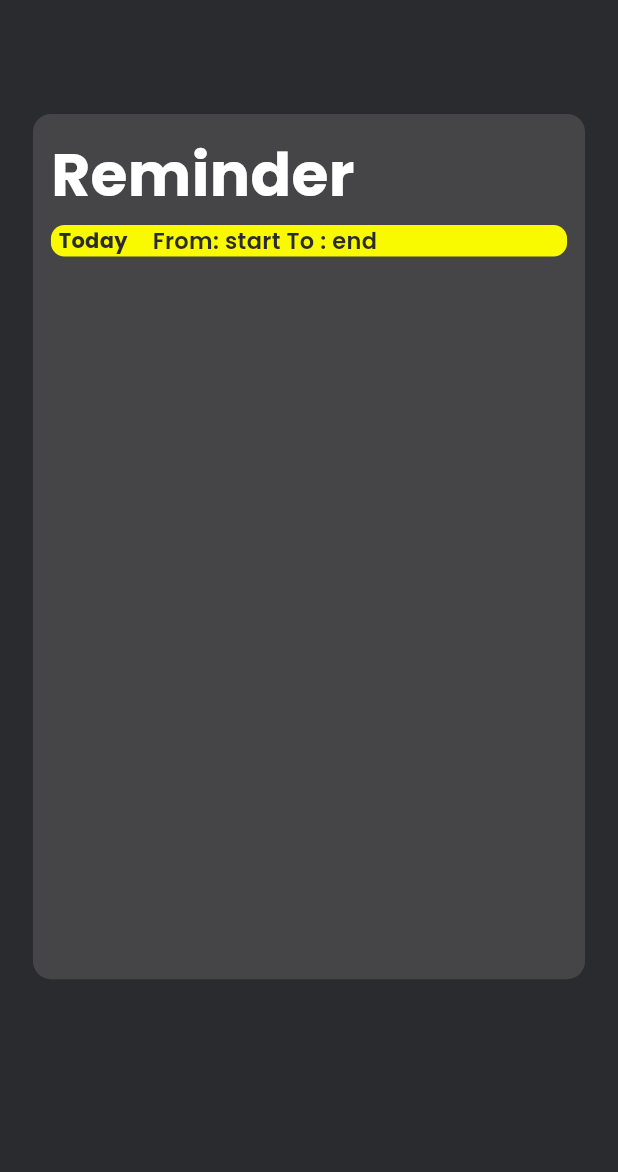
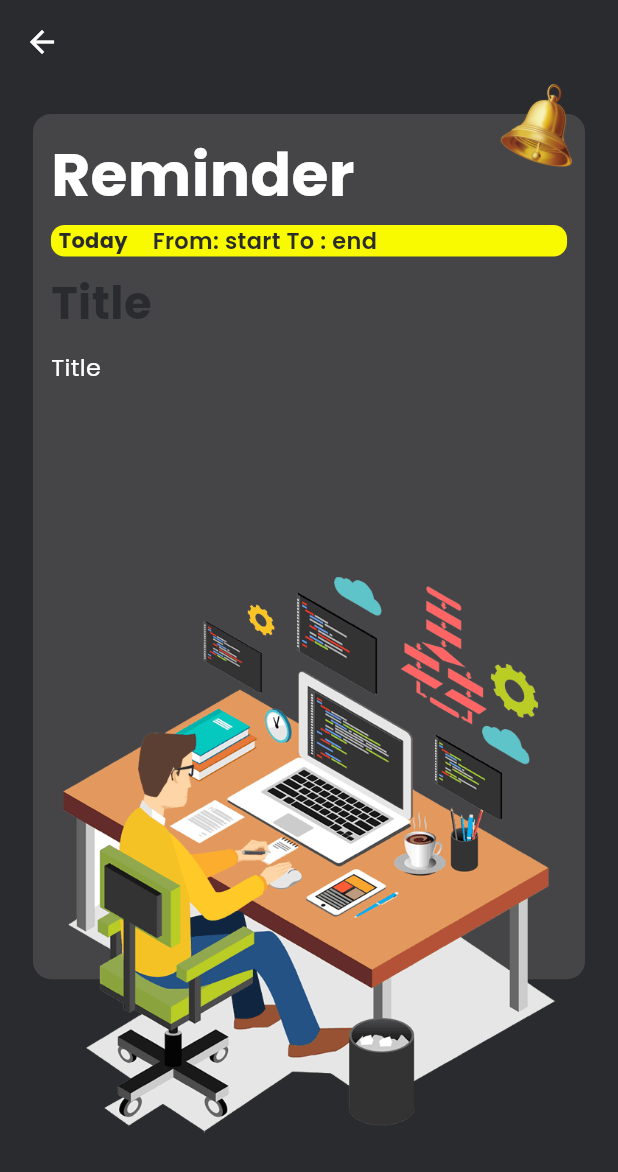
Before and after one commit to MuhdDin/task_management, a Flutter app: the NotificationsPage screen opened directly, on a phone screen of 412 x 824 dp. Shown: the top 1172 px of the screen. Run offline on Flutter 3.47's test engine with Material 3 defaults, Android fonts, the phone set to English and light mode, and no system bars; drawn by our look-alikes of dynamic_color; our stand-ins replace country_picker, firebase_auth, firebase_core, flutter_datetime_picker_plus, flutter_local_notifications, flutter_riverpod and 10 more; accounts and stored records are empty; generated files the repository leaves out were written again.

Commit message:
sixth commit

```diff
--- a/lib/features/auth/pages/login_page.dart
+++ b/lib/features/auth/pages/login_page.dart
@@ -8,7 +8,7 @@ import 'package:task_manager/common/widget/custom_otn_btn.dart';
 import 'package:task_manager/common/widget/custom_text.dart';
 import 'package:task_manager/common/widget/heighspacer.dart';
 import 'package:task_manager/common/widget/reusable_text.dart';
-import 'package:task_manager/common/widget/showDialog.dart';
+import 'package:task_manager/common/widget/show_dialog.dart';
 import 'package:task_manager/features/auth/controllers/auth_controller.dart';
 import 'package:task_manager/features/auth/controllers/code_provider.dart';
 
--- a/lib/features/auth/repository/auth_repository.dart
+++ b/lib/features/auth/repository/auth_repository.dart
@@ -3,7 +3,7 @@ import 'package:flutter/material.dart';
 import 'package:hooks_riverpod/hooks_riverpod.dart';
 import 'package:task_manager/common/helpers/db_helper.dart';
 import 'package:task_manager/common/routes/routes.dart';
-import 'package:task_manager/common/widget/showDialog.dart';
+import 'package:task_manager/common/widget/show_dialog.dart';
 
 final authRepositoryProvider = Provider((ref) {
   return AuthRepository(auth: FirebaseAuth.instance);
@@ -38,14 +38,12 @@ class AuthRepository {
     required String phone,
   }) async {
     try {
-      print("errr1, $phone");
       await auth.verifyPhoneNumber(
           phoneNumber: phone,
           verificationCompleted: (PhoneAuthCredential credential) async {
             await auth.signInWithCredential(credential);
           },
           verificationFailed: (e) {
-            print("errr333, $e");
             showAlertDialog(context: context, message: e.toString());
           },
           codeSent: (smsCodeId, resendCodeId) {
--- a/lib/features/todo/pages/view_notes.dart
+++ b/lib/features/todo/pages/view_notes.dart
@@ -42,10 +42,10 @@ class NotificationsPage extends StatelessWidget {
                         text: "Reminder",
                         style: appstyle(40, AppConst.kLight, FontWeight.bold),
                       ),
-                      HeightSpacer(hieght: 5),
+                      const HeightSpacer(hieght: 5),
                       Container(
                         width: AppConst.kWidth,
-                          padding: EdgeInsets.only(left: 5),
+                        padding: const EdgeInsets.only(left: 5),
                         decoration: BoxDecoration(
                           color: AppConst.kYellow,
                           borderRadius: BorderRadius.all(
@@ -60,19 +60,51 @@ class NotificationsPage extends StatelessWidget {
                               style: appstyle(
                                   14, AppConst.kBkDark, FontWeight.bold),
                             ),
-                              WidthSpacer(wydth: 15),
+                            const WidthSpacer(wydth: 15),
                             ReusableText(
                               text: "From: start To : end",
                               style: appstyle(
                                   15, AppConst.kBkDark, FontWeight.w600),
                             ),
                           ],
-                          ))
+                        ),
+                      ),
+                      const HeightSpacer(hieght: 10),
+                      ReusableText(
+                        text: "Title",
+                        style: appstyle(30, AppConst.kBkDark, FontWeight.bold),
+                      ),
+                      const HeightSpacer(hieght: 10),
+                      Text(
+                        "Title",
+                        maxLines: 8,
+                        textAlign: TextAlign.justify,
+                        style: appstyle(16, AppConst.kLight, FontWeight.normal),
+                      ),
                     ],
                   ),
                 ),
               ),
-            )
+            ),
+            Positioned(
+              right: 12.w,
+              top: -10.h,
+              child: Image.asset(
+                'assets/images/bell.png',
+                width: 70.w,
+                height: 70.h,
+              ),
+            ),
+            Positioned(
+              right: 0,
+              left: 0,
+              bottom: -AppConst.kHeight * 0.1,
+              child: Image.asset(
+                'assets/images/notification.png',
+                width: AppConst.kWidth * 0.8,
+                height: AppConst.kHeight * 0.45,
+              ),
+            ),
           ],
         ),
       ),
--- a/lib/main.dart
+++ b/lib/main.dart
@@ -9,7 +9,6 @@ import 'package:task_manager/common/utils/constants.dart';
 import 'package:task_manager/features/auth/controllers/user_controller.dart';
 import 'package:task_manager/features/onboarding/pages/onboarding.dart';
 import 'package:task_manager/features/todo/pages/homepage.dart';
-import 'package:task_manager/features/todo/pages/view_notes.dart';
 import 'package:task_manager/firebase_options.dart';
 
 void main() async {
@@ -54,9 +53,7 @@ class MyApp extends ConsumerWidget {
                   scaffoldBackgroundColor: AppConst.kBkDark,
                   useMaterial3: true),
               themeMode: ThemeMode.dark,
-              home: users.isEmpty
-                  ? const OnBoarding()
-                  : const NotificationsPage(),
+              home: users.isEmpty ? const OnBoarding() : const Homepage(),
               onGenerateRoute: Routes.onGenerateRoute,
             );
           });
--- a/pubspec.yaml
+++ b/pubspec.yaml
@@ -50,6 +50,9 @@ dependencies:
   flutter_datetime_picker_plus: ^2.1.0
   firebase_core: ^2.24.2
   firebase_auth: ^4.15.3
+  flutter_local_notifications: ^16.3.0
+  rxdart: ^0.27.7
+  timezone: ^0.9.2
 
 dev_dependencies:
   flutter_test:
```
Also changed, not shown: lib/common/helpers/notification_helper.dart (added, +159 -0 lines), lib/features/todo/controllers/dates/dates_provider.dart (+12 -0 lines), lib/features/todo/pages/add.dart (+41 -5 lines), lib/features/todo/pages/homepage.dart (+12 -0 lines), assets/images/bell.png, assets/images/notification.png, lib/common/widget/show_dialog.dart (renamed from lib/common/widget/showDialog.dart), pubspec.lock, 4 other files. Lines whose indentation alone changed are shown as unchanged.
